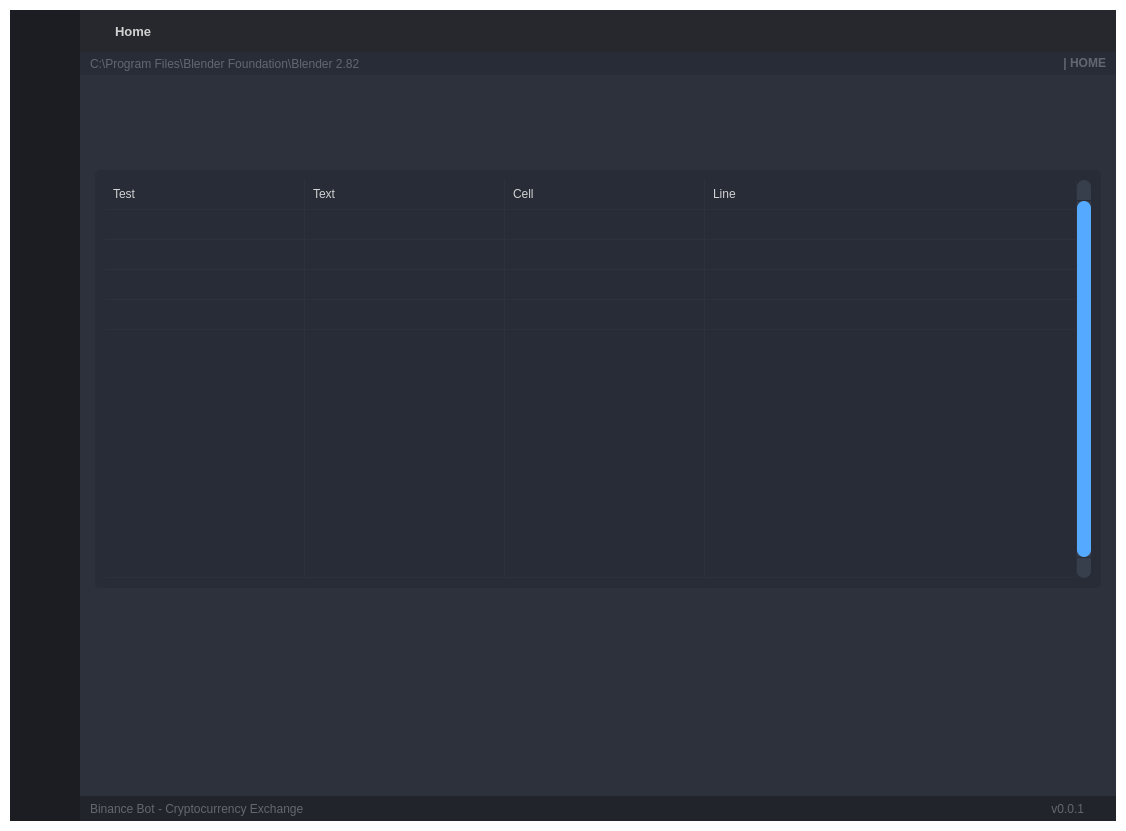
Qt form main_gui_design.ui (jcorriveau23/crypto-bot) before a commit.
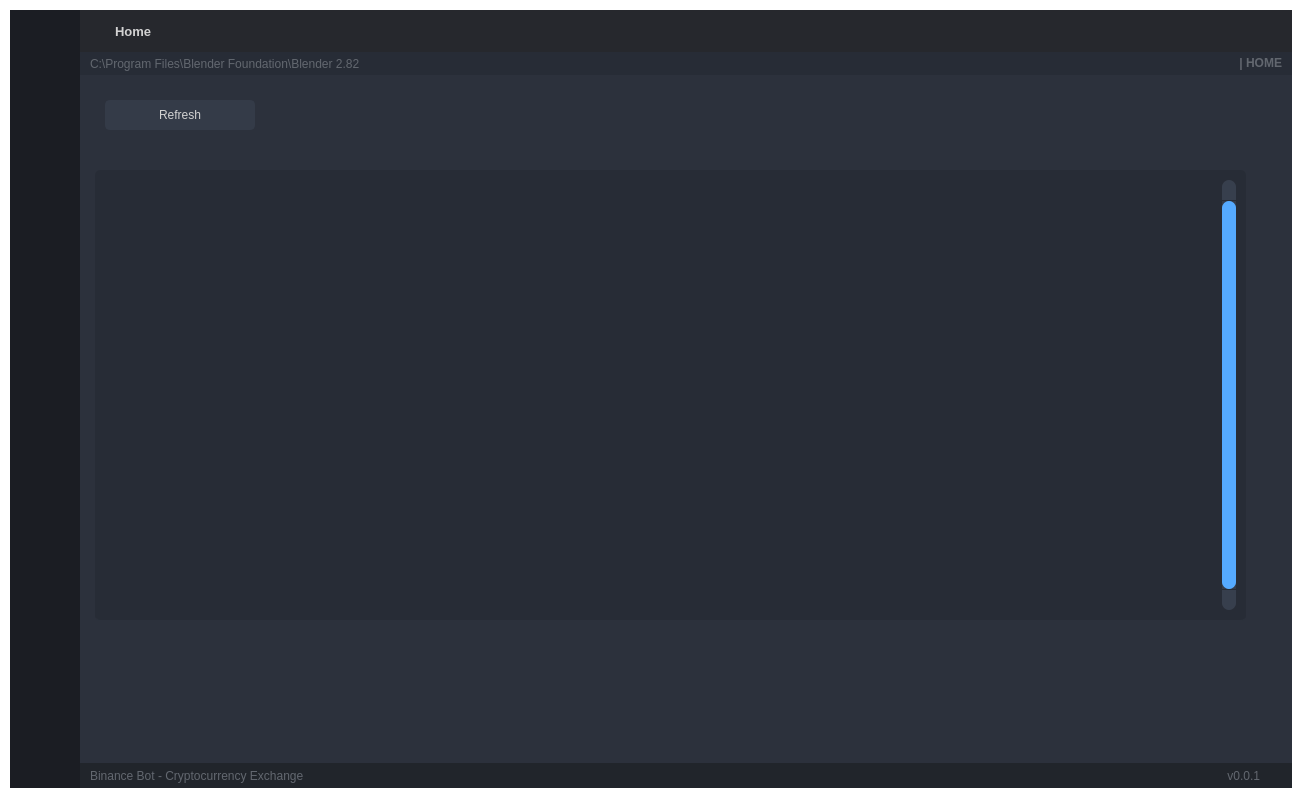
The same form after that commit. The open tabs and pages were chosen to show the change. Icons and pictures are not drawn.

```diff
--- a/main_gui_design.ui
+++ b/main_gui_design.ui
@@ -7,8 +7,8 @@
    <rect>
     <x>0</x>
     <y>0</y>
-    <width>1126</width>
-    <height>831</height>
+    <width>1302</width>
+    <height>798</height>
    </rect>
   </property>
   <property name="minimumSize">
@@ -2063,8 +2063,8 @@
                      <rect>
                       <x>10</x>
                       <y>90</y>
-                      <width>1006</width>
-                      <height>419</height>
+                      <width>1151</width>
+                      <height>451</height>
                      </rect>
                     </property>
                     <property name="sizePolicy">
@@ -2355,81 +2355,50 @@
                     <attribute name="verticalHeaderStretchLastSection">
                      <bool>true</bool>
                     </attribute>
-                    <row>
-                     <property name="text">
-                      <string>New Row</string>
-                     </property>
-                     <property name="font">
-                      <font>
-                       <family>Segoe UI</family>
-                      </font>
-                     </property>
-                    </row>
-                    <row>
-                     <property name="text">
-                      <string>New Row</string>
-                     </property>
-                    </row>
-                    <row>
-                     <property name="text">
-                      <string>New Row</string>
-                     </property>
-                    </row>
-                    <row>
-                     <property name="text">
-                      <string>New Row</string>
-                     </property>
-                    </row>
-                    <row>
-                     <property name="text">
-                      <string>New Row</string>
-                     </property>
-                    </row>
-                    <row>
-                     <property name="text">
-                      <string>New Row</string>
-                     </property>
-                    </row>
-                    <column>
-                     <property name="text">
-                      <string>0</string>
-                     </property>
-                    </column>
-                    <column>
-                     <property name="text">
-                      <string>1</string>
-                     </property>
-                    </column>
-                    <column>
-                     <property name="text">
-                      <string>2</string>
-                     </property>
-                    </column>
-                    <column>
-                     <property name="text">
-                      <string>3</string>
-                     </property>
-                    </column>
-                    <item row="0" column="0">
-                     <property name="text">
-                      <string>Test</string>
-                     </property>
-                    </item>
-                    <item row="0" column="1">
-                     <property name="text">
-                      <string>Text</string>
-                     </property>
-                    </item>
-                    <item row="0" column="2">
-                     <property name="text">
-                      <string>Cell</string>
-                     </property>
-                    </item>
-                    <item row="0" column="3">
-                     <property name="text">
-                      <string>Line</string>
-                     </property>
-                    </item>
+                   </widget>
+                   <widget class="QPushButton" name="btn_refresh">
+                    <property name="geometry">
+                     <rect>
+                      <x>20</x>
+                      <y>20</y>
+                      <width>150</width>
+                      <height>30</height>
+                     </rect>
+                    </property>
+                    <property name="minimumSize">
+                     <size>
+                      <width>150</width>
+                      <height>30</height>
+                     </size>
+                    </property>
+                    <property name="font">
+                     <font>
+                      <family>Segoe UI</family>
+                      <pointsize>9</pointsize>
+                     </font>
+                    </property>
+                    <property name="styleSheet">
+                     <string notr="true">QPushButton {
+	border: 2px solid rgb(52, 59, 72);
+	border-radius: 5px;	
+	background-color: rgb(52, 59, 72);
+}
+QPushButton:hover {
+	background-color: rgb(57, 65, 80);
+	border: 2px solid rgb(61, 70, 86);
+}
+QPushButton:pressed {	
+	background-color: rgb(35, 40, 49);
+	border: 2px solid rgb(43, 50, 61);
+}</string>
+                    </property>
+                    <property name="text">
+                     <string>Refresh</string>
+                    </property>
+                    <property name="icon">
+                     <iconset resource="files.qrc">
+                      <normaloff>:/16x16/icons/16x16/cil-reload.png</normaloff>:/16x16/icons/16x16/cil-reload.png</iconset>
+                    </property>
                    </widget>
                   </widget>
                   <widget class="QWidget" name="page_trade">
```
Left out of the diff: 4 changed lines with no effect on the pictures.
